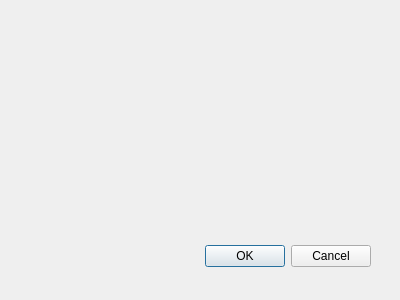
Qt form ui_connector.ui (geometalab/ArcGISConnector-QGIS-Plugin) before a commit.
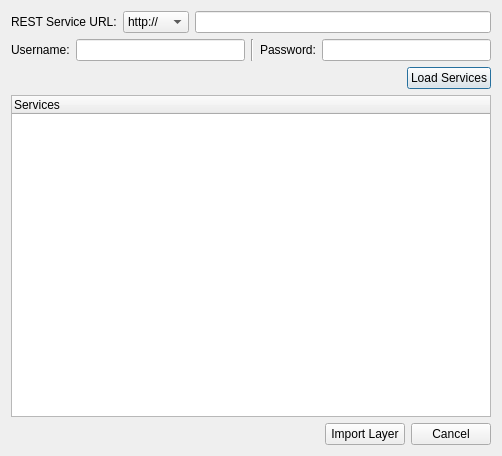
The same form after that commit.

Commit message: finished with first version for MapServer layers

Patch:
```diff
--- a/ui_connector.ui
+++ b/ui_connector.ui
@@ -1,33 +1,146 @@
 <ui version="4.0" >
  <class>Connector</class>
- <widget class="QDialog" name="Connector" >
-  <property name="geometry" >
+ <widget class="QDialog" name="Connector">
+  <property name="geometry">
    <rect>
     <x>0</x>
     <y>0</y>
-    <width>400</width>
-    <height>300</height>
+    <width>502</width>
+    <height>456</height>
    </rect>
   </property>
   <property name="windowTitle" >
    <string>Connector</string>
   </property>
-  <widget class="QDialogButtonBox" name="buttonBox" >
-   <property name="geometry" >
-    <rect>
-     <x>30</x>
-     <y>240</y>
-     <width>341</width>
-     <height>32</height>
-    </rect>
-   </property>
-   <property name="orientation" >
-    <enum>Qt::Horizontal</enum>
-   </property>
-   <property name="standardButtons" >
-    <set>QDialogButtonBox::Cancel|QDialogButtonBox::Ok</set>
-   </property>
-  </widget>
+  <layout class="QVBoxLayout" name="verticalLayout_2">
+   <item>
+    <layout class="QVBoxLayout" name="verticalLayout">
+     <item>
+      <layout class="QGridLayout" name="gridLayout_2">
+       <item row="0" column="0">
+        <widget class="QLabel" name="label_3">
+         <property name="text">
+          <string>REST Service URL:</string>
+         </property>
+        </widget>
+       </item>
+       <item row="0" column="2">
+        <widget class="QLineEdit" name="serviceURL"/>
+       </item>
+       <item row="0" column="1">
+        <widget class="QComboBox" name="protocol">
+         <item>
+          <property name="text">
+           <string>http://</string>
+          </property>
+         </item>
+         <item>
+          <property name="text">
+           <string>https://</string>
+          </property>
+         </item>
+        </widget>
+       </item>
+      </layout>
+     </item>
+     <item>
+      <layout class="QGridLayout" name="gridLayout">
+       <item row="0" column="3">
+        <widget class="QLabel" name="label_2">
+         <property name="text">
+          <string>Password:</string>
+         </property>
+        </widget>
+       </item>
+       <item row="0" column="0">
+        <widget class="QLabel" name="label">
+         <property name="text">
+          <string>Username:</string>
+         </property>
+        </widget>
+       </item>
+       <item row="0" column="4">
+        <widget class="QLineEdit" name="password"/>
+       </item>
+       <item row="0" column="2">
+        <widget class="Line" name="line">
+         <property name="orientation">
+          <enum>Qt::Vertical</enum>
+         </property>
+        </widget>
+       </item>
+       <item row="0" column="1">
+        <widget class="QLineEdit" name="username"/>
+       </item>
+      </layout>
+     </item>
+     <item>
+      <layout class="QHBoxLayout" name="horizontalLayout_2">
+       <item>
+        <spacer name="horizontalSpacer_2">
+         <property name="orientation">
+          <enum>Qt::Horizontal</enum>
+         </property>
+         <property name="sizeHint" stdset="0">
+          <size>
+           <width>40</width>
+           <height>20</height>
+          </size>
+         </property>
+        </spacer>
+       </item>
+       <item>
+        <widget class="QPushButton" name="loadServices">
+         <property name="text">
+          <string>Load Services</string>
+         </property>
+        </widget>
+       </item>
+      </layout>
+     </item>
+     <item>
+      <widget class="QTreeWidget" name="treeView">
+       <column>
+        <property name="text">
+         <string>Services</string>
+        </property>
+       </column>
+      </widget>
+     </item>
+    </layout>
+   </item>
+   <item>
+    <layout class="QHBoxLayout" name="horizontalLayout">
+     <item>
+      <spacer name="horizontalSpacer">
+       <property name="orientation">
+        <enum>Qt::Horizontal</enum>
+       </property>
+       <property name="sizeHint" stdset="0">
+        <size>
+         <width>40</width>
+         <height>20</height>
+        </size>
+       </property>
+      </spacer>
+     </item>
+     <item>
+      <widget class="QPushButton" name="importLayers">
+       <property name="text">
+        <string>Import Layer</string>
+       </property>
+      </widget>
+     </item>
+     <item>
+      <widget class="QPushButton" name="cancelButton">
+       <property name="text">
+        <string>Cancel</string>
+       </property>
+      </widget>
+     </item>
+    </layout>
+   </item>
+  </layout>
  </widget>
  <resources/>
  <connections>
```
Left out of the diff: 50 changed lines with no effect on the pictures. The commit also changes 8 other files.
